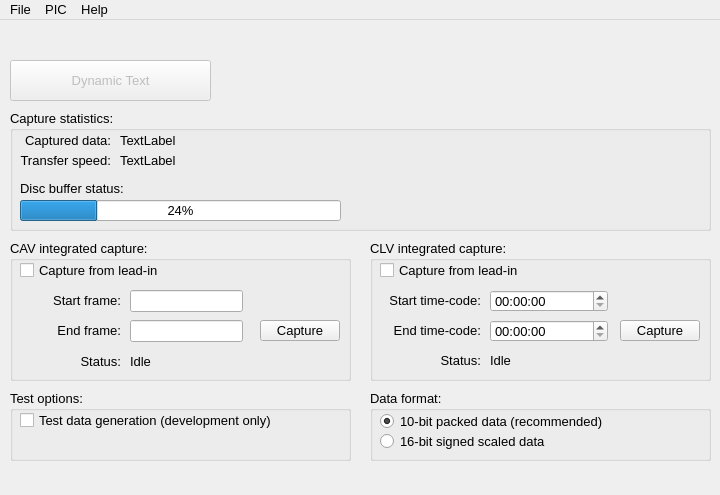
First picture: the form in Linux-Application/DomesdayDuplicator/mainwindow.ui, repository simoninns/DomesdayDuplicator-gui-app, before the edit.
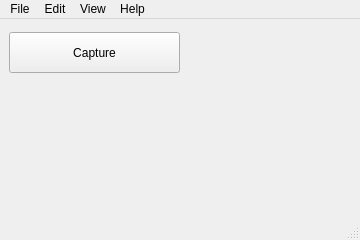
Second picture: the form after the edit. Icons and pictures are not drawn.

Commit message: Initial commit of new GUI capture application - just the outline at the moment

Diff of the .ui file:
```diff
--- a/Linux-Application/DomesdayDuplicator/mainwindow.ui
+++ b/Linux-Application/DomesdayDuplicator/mainwindow.ui
@@ -6,520 +6,40 @@
    <rect>
     <x>0</x>
     <y>0</y>
-    <width>720</width>
-    <height>495</height>
+    <width>360</width>
+    <height>240</height>
    </rect>
   </property>
-  <property name="sizePolicy">
-   <sizepolicy hsizetype="Fixed" vsizetype="Fixed">
-    <horstretch>0</horstretch>
-    <verstretch>0</verstretch>
-   </sizepolicy>
-  </property>
   <property name="minimumSize">
    <size>
-    <width>720</width>
-    <height>495</height>
+    <width>360</width>
+    <height>240</height>
    </size>
   </property>
-  <property name="maximumSize">
-   <size>
-    <width>720</width>
-    <height>495</height>
-   </size>
-  </property>
-  <property name="font">
-   <font>
-    <pointsize>10</pointsize>
-   </font>
-  </property>
   <property name="windowTitle">
    <string>Domesday Duplicator</string>
   </property>
   <widget class="QWidget" name="centralWidget">
-   <widget class="QGroupBox" name="captureGroupBox">
+   <widget class="QPushButton" name="capturePushButton">
     <property name="geometry">
      <rect>
-      <x>10</x>
-      <y>90</y>
-      <width>701</width>
-      <height>121</height>
-     </rect>
-    </property>
-    <property name="title">
-     <string>Capture statistics:</string>
-    </property>
-    <widget class="QLabel" name="staticLabel1">
-     <property name="geometry">
-      <rect>
-       <x>10</x>
-       <y>20</y>
-       <width>91</width>
-       <height>20</height>
-      </rect>
-     </property>
-     <property name="text">
-      <string>Captured data:</string>
-     </property>
-     <property name="alignment">
-      <set>Qt::AlignRight|Qt::AlignTrailing|Qt::AlignVCenter</set>
-     </property>
-    </widget>
-    <widget class="QLabel" name="capturedDataLabel">
-     <property name="geometry">
-      <rect>
-       <x>110</x>
-       <y>20</y>
-       <width>151</width>
-       <height>20</height>
-      </rect>
-     </property>
-     <property name="text">
-      <string>TextLabel</string>
-     </property>
-    </widget>
-    <widget class="QLabel" name="staticLabel2">
-     <property name="geometry">
-      <rect>
-       <x>0</x>
-       <y>40</y>
-       <width>101</width>
-       <height>20</height>
-      </rect>
-     </property>
-     <property name="text">
-      <string>Transfer speed:</string>
-     </property>
-     <property name="alignment">
-      <set>Qt::AlignRight|Qt::AlignTrailing|Qt::AlignVCenter</set>
-     </property>
-    </widget>
-    <widget class="QLabel" name="transferSpeedLabel">
-     <property name="geometry">
-      <rect>
-       <x>110</x>
-       <y>40</y>
-       <width>141</width>
-       <height>20</height>
-      </rect>
-     </property>
-     <property name="text">
-      <string>TextLabel</string>
-     </property>
-    </widget>
-    <widget class="QProgressBar" name="diskBufferProgressBar">
-     <property name="geometry">
-      <rect>
-       <x>10</x>
-       <y>90</y>
-       <width>321</width>
-       <height>21</height>
-      </rect>
-     </property>
-     <property name="value">
-      <number>24</number>
-     </property>
-    </widget>
-    <widget class="QLabel" name="label">
-     <property name="geometry">
-      <rect>
-       <x>10</x>
-       <y>70</y>
-       <width>111</width>
-       <height>16</height>
-      </rect>
-     </property>
-     <property name="text">
-      <string>Disc buffer status:</string>
-     </property>
-    </widget>
-   </widget>
-   <widget class="QGroupBox" name="optionsGroupBox">
-    <property name="geometry">
-     <rect>
-      <x>10</x>
-      <y>370</y>
-      <width>341</width>
-      <height>71</height>
-     </rect>
-    </property>
-    <property name="title">
-     <string>Test options:</string>
-    </property>
-    <widget class="QCheckBox" name="testModeCheckBox">
-     <property name="geometry">
-      <rect>
-       <x>10</x>
-       <y>20</y>
-       <width>321</width>
-       <height>21</height>
-      </rect>
-     </property>
-     <property name="text">
-      <string>Test data generation (development only)</string>
-     </property>
-    </widget>
-   </widget>
-   <widget class="QGroupBox" name="cavIntegratedCaptureGroupBox">
-    <property name="geometry">
-     <rect>
-      <x>10</x>
-      <y>220</y>
-      <width>341</width>
-      <height>141</height>
-     </rect>
-    </property>
-    <property name="title">
-     <string>CAV integrated capture:</string>
-    </property>
-    <widget class="QCheckBox" name="cavLeadInCheckBox">
-     <property name="geometry">
-      <rect>
-       <x>10</x>
-       <y>20</y>
-       <width>151</width>
-       <height>21</height>
-      </rect>
-     </property>
-     <property name="text">
-      <string>Capture from lead-in</string>
-     </property>
-    </widget>
-    <widget class="QLineEdit" name="startFrameLineEdit">
-     <property name="geometry">
-      <rect>
-       <x>120</x>
-       <y>50</y>
-       <width>113</width>
-       <height>22</height>
-      </rect>
-     </property>
-    </widget>
-    <widget class="QLabel" name="staticLabel4">
-     <property name="geometry">
-      <rect>
-       <x>30</x>
-       <y>50</y>
-       <width>81</width>
-       <height>21</height>
-      </rect>
-     </property>
-     <property name="text">
-      <string>Start frame:</string>
-     </property>
-     <property name="alignment">
-      <set>Qt::AlignRight|Qt::AlignTrailing|Qt::AlignVCenter</set>
-     </property>
-    </widget>
-    <widget class="QLabel" name="staticLabel5">
-     <property name="geometry">
-      <rect>
-       <x>30</x>
-       <y>80</y>
-       <width>81</width>
-       <height>21</height>
-      </rect>
-     </property>
-     <property name="text">
-      <string>End frame:</string>
-     </property>
-     <property name="alignment">
-      <set>Qt::AlignRight|Qt::AlignTrailing|Qt::AlignVCenter</set>
-     </property>
-    </widget>
-    <widget class="QLineEdit" name="endFrameLineEdit">
-     <property name="geometry">
-      <rect>
-       <x>120</x>
-       <y>80</y>
-       <width>113</width>
-       <height>22</height>
-      </rect>
-     </property>
-    </widget>
-    <widget class="QPushButton" name="cavCapturePushButton">
-     <property name="geometry">
-      <rect>
-       <x>250</x>
-       <y>80</y>
-       <width>80</width>
-       <height>21</height>
-      </rect>
-     </property>
-     <property name="text">
-      <string>Capture</string>
-     </property>
-    </widget>
-    <widget class="QLabel" name="staticLabel8">
-     <property name="geometry">
-      <rect>
-       <x>30</x>
-       <y>111</y>
-       <width>81</width>
-       <height>20</height>
-      </rect>
-     </property>
-     <property name="text">
-      <string>Status:</string>
-     </property>
-     <property name="alignment">
-      <set>Qt::AlignRight|Qt::AlignTrailing|Qt::AlignVCenter</set>
-     </property>
-    </widget>
-    <widget class="QLabel" name="cavPicStatus">
-     <property name="geometry">
-      <rect>
-       <x>120</x>
-       <y>111</y>
-       <width>211</width>
-       <height>20</height>
-      </rect>
-     </property>
-     <property name="text">
-      <string>Idle</string>
-     </property>
-    </widget>
-   </widget>
-   <widget class="QGroupBox" name="clvIntegratedCaptureGroupBox">
-    <property name="geometry">
-     <rect>
-      <x>370</x>
-      <y>220</y>
-      <width>341</width>
-      <height>141</height>
-     </rect>
-    </property>
-    <property name="title">
-     <string>CLV integrated capture:</string>
-    </property>
-    <widget class="QCheckBox" name="clvLeadInCheckBox">
-     <property name="geometry">
-      <rect>
-       <x>10</x>
-       <y>20</y>
-       <width>151</width>
-       <height>21</height>
-      </rect>
-     </property>
-     <property name="text">
-      <string>Capture from lead-in</string>
-     </property>
-    </widget>
-    <widget class="QLabel" name="staticLabel6">
-     <property name="geometry">
-      <rect>
-       <x>10</x>
-       <y>50</y>
-       <width>101</width>
-       <height>21</height>
-      </rect>
-     </property>
-     <property name="text">
-      <string>Start time-code:</string>
-     </property>
-     <property name="alignment">
-      <set>Qt::AlignRight|Qt::AlignTrailing|Qt::AlignVCenter</set>
-     </property>
-    </widget>
-    <widget class="QLabel" name="staticLabel7">
-     <property name="geometry">
-      <rect>
-       <x>10</x>
-       <y>80</y>
-       <width>101</width>
-       <height>21</height>
-      </rect>
-     </property>
-     <property name="text">
-      <string>End time-code:</string>
-     </property>
-     <property name="alignment">
-      <set>Qt::AlignRight|Qt::AlignTrailing|Qt::AlignVCenter</set>
-     </property>
-    </widget>
-    <widget class="QTimeEdit" name="startTimeCodeTimeEdit">
-     <property name="geometry">
-      <rect>
-       <x>120</x>
-       <y>50</y>
-       <width>118</width>
-       <height>22</height>
-      </rect>
-     </property>
-     <property name="maximumTime">
-      <time>
-       <hour>1</hour>
-       <minute>59</minute>
-       <second>59</second>
-      </time>
-     </property>
-     <property name="displayFormat">
-      <string>HH:mm:ss</string>
-     </property>
-    </widget>
-    <widget class="QTimeEdit" name="endTimeCodeTimeEdit">
-     <property name="geometry">
-      <rect>
-       <x>120</x>
-       <y>80</y>
-       <width>118</width>
-       <height>22</height>
-      </rect>
-     </property>
-     <property name="maximumTime">
-      <time>
-       <hour>1</hour>
-       <minute>59</minute>
-       <second>59</second>
-      </time>
-     </property>
-     <property name="displayFormat">
-      <string>HH:mm:ss</string>
-     </property>
-    </widget>
-    <widget class="QPushButton" name="clvCapturePushButton">
-     <property name="geometry">
-      <rect>
-       <x>250</x>
-       <y>80</y>
-       <width>80</width>
-       <height>21</height>
-      </rect>
-     </property>
-     <property name="text">
-      <string>Capture</string>
-     </property>
-    </widget>
-    <widget class="QLabel" name="staticLabel9">
-     <property name="geometry">
-      <rect>
-       <x>30</x>
-       <y>110</y>
-       <width>81</width>
-       <height>20</height>
-      </rect>
-     </property>
-     <property name="text">
-      <string>Status:</string>
-     </property>
-     <property name="alignment">
-      <set>Qt::AlignRight|Qt::AlignTrailing|Qt::AlignVCenter</set>
-     </property>
-    </widget>
-    <widget class="QLabel" name="clvPicStatus">
-     <property name="geometry">
-      <rect>
-       <x>120</x>
-       <y>110</y>
-       <width>211</width>
-       <height>20</height>
-      </rect>
-     </property>
-     <property name="text">
-      <string>Idle</string>
-     </property>
-    </widget>
-   </widget>
-   <widget class="QPushButton" name="transferPushButton">
-    <property name="enabled">
-     <bool>false</bool>
-    </property>
-    <property name="geometry">
-     <rect>
-      <x>10</x>
-      <y>40</y>
-      <width>201</width>
+      <x>9</x>
+      <y>13</y>
+      <width>171</width>
       <height>41</height>
      </rect>
     </property>
-    <property name="sizePolicy">
-     <sizepolicy hsizetype="MinimumExpanding" vsizetype="Expanding">
-      <horstretch>0</horstretch>
-      <verstretch>0</verstretch>
-     </sizepolicy>
-    </property>
-    <property name="minimumSize">
-     <size>
-      <width>10</width>
-      <height>10</height>
-     </size>
-    </property>
     <property name="text">
-     <string>Dynamic Text</string>
+     <string>Capture</string>
     </property>
    </widget>
-   <widget class="QLabel" name="logo">
-    <property name="geometry">
-     <rect>
-      <x>550</x>
-      <y>10</y>
-      <width>161</width>
-      <height>81</height>
-     </rect>
-    </property>
-    <property name="text">
-     <string/>
-    </property>
-    <property name="pixmap">
-     <pixmap resource="images.qrc">:/logos/Graphics/Domesday Duplicator logo colour 150px.png</pixmap>
-    </property>
-   </widget>
-   <widget class="QGroupBox" name="groupBox">
-    <property name="geometry">
-     <rect>
-      <x>370</x>
-      <y>370</y>
-      <width>341</width>
-      <height>71</height>
-     </rect>
-    </property>
-    <property name="title">
-     <string>Data format:</string>
-    </property>
-    <widget class="QRadioButton" name="tenBitRadioButton">
-     <property name="geometry">
-      <rect>
-       <x>10</x>
-       <y>20</y>
-       <width>321</width>
-       <height>22</height>
-      </rect>
-     </property>
-     <property name="text">
-      <string>10-bit packed data (recommended)</string>
-     </property>
-     <property name="checked">
-      <bool>true</bool>
-     </property>
-    </widget>
-    <widget class="QRadioButton" name="sixteenBitRadioButton">
-     <property name="geometry">
-      <rect>
-       <x>10</x>
-       <y>40</y>
-       <width>321</width>
-       <height>22</height>
-      </rect>
-     </property>
-     <property name="text">
-      <string>16-bit signed scaled data</string>
-     </property>
-    </widget>
-   </widget>
-   <zorder>captureGroupBox</zorder>
-   <zorder>optionsGroupBox</zorder>
-   <zorder>cavIntegratedCaptureGroupBox</zorder>
-   <zorder>clvIntegratedCaptureGroupBox</zorder>
-   <zorder>logo</zorder>
-   <zorder>transferPushButton</zorder>
-   <zorder>groupBox</zorder>
   </widget>
   <widget class="QMenuBar" name="menuBar">
    <property name="geometry">
     <rect>
      <x>0</x>
      <y>0</y>
-     <width>720</width>
+     <width>360</width>
      <height>21</height>
     </rect>
    </property>
@@ -527,9 +47,20 @@
     <property name="title">
      <string>File</string>
     </property>
-    <addaction name="actionSave_As"/>
-    <addaction name="separator"/>
-    <addaction name="actionQuit"/>
+    <addaction name="actionExit"/>
+   </widget>
+   <widget class="QMenu" name="menuEdit">
+    <property name="title">
+     <string>Edit</string>
+    </property>
+    <addaction name="actionTest_mode"/>
+    <addaction name="actionPreferences"/>
+   </widget>
+   <widget class="QMenu" name="menuView">
+    <property name="title">
+     <string>View</string>
+    </property>
+    <addaction name="actionPlayer_control"/>
    </widget>
    <widget class="QMenu" name="menuHelp">
     <property name="title">
@@ -537,23 +68,18 @@
     </property>
     <addaction name="actionAbout"/>
    </widget>
-   <widget class="QMenu" name="menuPIC">
-    <property name="title">
-     <string>PIC</string>
-    </property>
-    <addaction name="actionShow_player_control"/>
-    <addaction name="actionSelect_player_COM_port"/>
-   </widget>
    <addaction name="menuFile"/>
-   <addaction name="menuPIC"/>
+   <addaction name="menuEdit"/>
+   <addaction name="menuView"/>
    <addaction name="menuHelp"/>
   </widget>
-  <widget class="QStatusBar" name="statusBar">
-   <property name="sizeGripEnabled">
-    <bool>false</bool>
+  <widget class="QStatusBar" name="statusBar"/>
+  <action name="actionExit">
+   <property name="text">
+    <string>Exit</string>
    </property>
-  </widget>
-  <action name="actionSave_As">
+  </action>
+  <action name="actionPreferences">
    <property name="text">
     <string>Save As...</string>
    </property>
```
Left out of the diff: 25 changed lines with no effect on the pictures. The commit also changes 39 other files.
